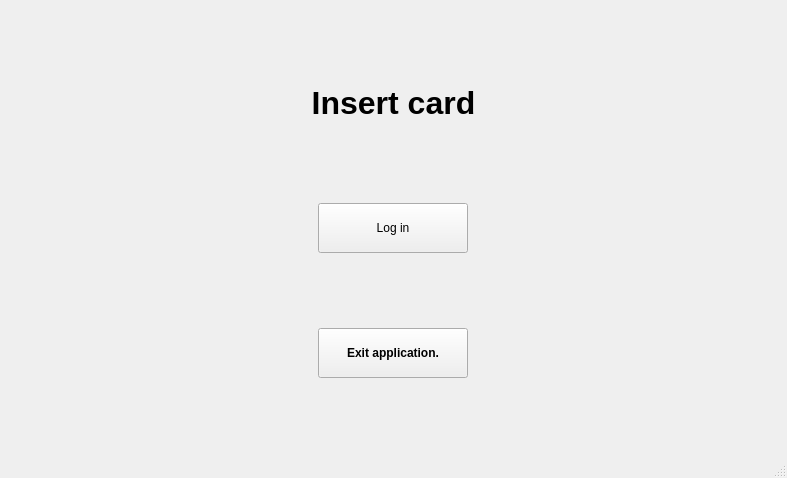
Qt form bankautomat/mainwindow.ui (Necromunda/ATM) before a commit.
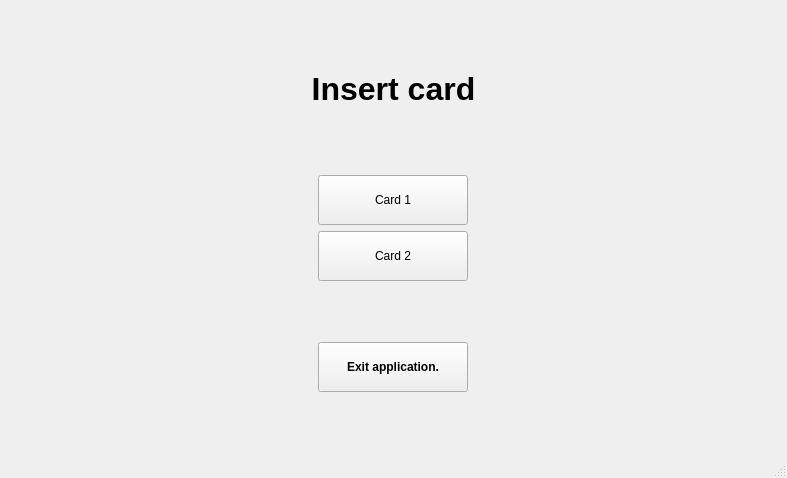
The same form after that commit.

What changed in the file:
```diff
--- a/bankautomat/mainwindow.ui
+++ b/bankautomat/mainwindow.ui
@@ -44,6 +44,25 @@
       </property>
      </widget>
     </item>
+    <item alignment="Qt::AlignHCenter">
+     <widget class="QPushButton" name="pushButton_2">
+      <property name="sizePolicy">
+       <sizepolicy hsizetype="Maximum" vsizetype="Maximum">
+        <horstretch>0</horstretch>
+        <verstretch>0</verstretch>
+       </sizepolicy>
+      </property>
+      <property name="minimumSize">
+       <size>
+        <width>150</width>
+        <height>50</height>
+       </size>
+      </property>
+      <property name="text">
+       <string>Card 1</string>
+      </property>
+     </widget>
+    </item>
     <item alignment="Qt::AlignHCenter">
      <widget class="QPushButton" name="pushButton">
       <property name="sizePolicy">
@@ -59,7 +78,7 @@
        </size>
       </property>
       <property name="text">
-       <string>Log in</string>
+       <string>Card 2</string>
       </property>
      </widget>
     </item>
```
